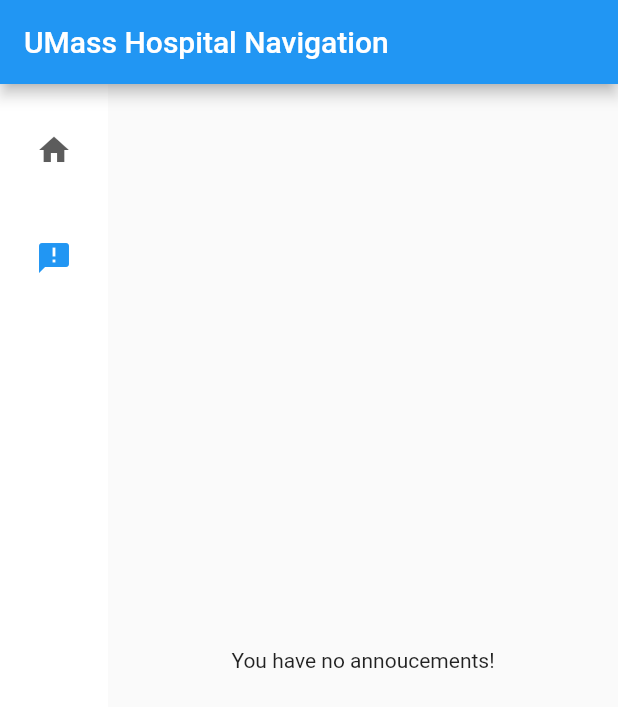
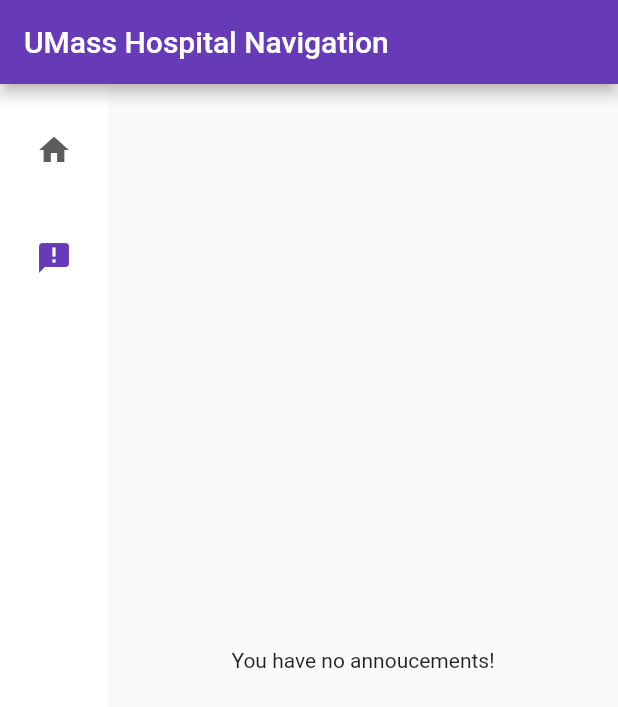
Before and after one commit to zzberries/flutter_test1, a Flutter app: the screen it shows after launch, after a tap on "Announcements", on a phone screen of 412 x 824 dp. Shown: the top 707 px of the screen. Run offline on Flutter 3.47's test engine with Material 2 defaults, Android fonts, the light colour scheme and no system bars; our stand-ins replace cloud_firestore, firebase_core, flutter_map, latlong2; missing offline and left inert: latlng; accounts and stored records are empty.

Commit message:
Created classes for the doctors and buildings collections. Implemented dropdown menu for doctors

```diff
--- a/lib/home_page.dart
+++ b/lib/home_page.dart
@@ -3,6 +3,7 @@
 import 'package:flutter_map/plugin_api.dart';
 import 'package:cloud_firestore/cloud_firestore.dart';
 import 'package:firebase_core/firebase_core.dart';
+import 'package:flutter_workspace/firestore_collections/Doctor.dart';
 import 'firebase_options.dart';
 
 import 'dart:async';
@@ -264,6 +265,7 @@
   List<String> _suggestions = [];
   TextEditingController _searchController = TextEditingController();
   bool _isTextFieldFilled = false;
+  String _doctorName = 'N/A';
 
   @override
   Widget build(BuildContext context) {
@@ -323,36 +325,30 @@
             Column(
               mainAxisSize: MainAxisSize.min,
               children: [
-                Container(
-                  margin: EdgeInsets.all(24),
-                  padding: EdgeInsets.all(5),
-                  width: 200,
-                  child: Column(
-                    children: [
                       Text('What is your doctors first name?',
                           textAlign: TextAlign.center,
                           style: TextStyle(
                             fontSize: 16, // set the font size to 16
                           )),
-                      CustomDropdownButton(
-                        items: ['N/A', 'Item 2', 'Item 3'],
-                        selectedItem: 'N/A',
-                        onChanged: (String newValue) {
-                          if (newValue != 'N/A') {
-                            setState(() {
-                              _isTextFieldFilled = true;
-                            });
-                          }
-                          if (newValue == 'N/A') {
-                            setState(() {
-                              _isTextFieldFilled = false;
-                            });
-                          }
+                      StreamBuilder(
+                        stream: FirebaseFirestore.instance.collection('doctors').withConverter(fromFirestore: Doctor.fromFirestore, toFirestore: (Doctor d, _) => d.toFirestore()).snapshots(),
+                        builder: (context, snapshot) {
+                          if (!snapshot.hasData) return const CircularProgressIndicator();
+                          return
+                          DropdownButton(
+                            items: [DropdownMenuItem(child: Text('N/A'), value: 'N/A'), ...snapshot.data!.docs.map((e) {
+                              var d = e.data();
+                              return DropdownMenuItem(child: Text(d.firstName + ' ' + d.lastName), value: d.firstName + ' ' + d.lastName,);
+                            }).toList(),],
+                            value: _doctorName,
+                            onChanged: (String? newValue) {
+                              setState(() {
+                                _doctorName = newValue!;
+                              });
+                            },
+                          );
                         },
                       ),
-                    ],
-                  ),
-                ),
                 Container(
                   margin: EdgeInsets.all(24),
                   padding: EdgeInsets.all(5),
--- a/lib/main.dart
+++ b/lib/main.dart
@@ -1,32 +1,16 @@
+import 'package:firebase_core/firebase_core.dart';
 import 'package:flutter/material.dart';
-import 'package:flutter_map/flutter_map.dart';
-import 'package:flutter_map/plugin_api.dart';
-import 'package:cloud_firestore/cloud_firestore.dart';
-import 'package:firebase_core/firebase_core.dart';
+
 import 'firebase_options.dart';
-
-import 'dart:async';
-
-import 'package:latlong2/latlong.dart';
-import "package:http/http.dart" as http;
-import "dart:convert" as convert;
-
-import 'package:latlong2/latlong.dart' as latlong2;
-import 'package:flutter/widgets.dart';
-
-import 'map_page.dart';
 import 'home_page.dart';
 
 void main() async {
-
   WidgetsFlutterBinding.ensureInitialized();
   await Firebase.initializeApp(
     options: DefaultFirebaseOptions.currentPlatform,
   );
   runApp(const MyApp());
-
 }
-
 
 class MyApp extends StatelessWidget {
   const MyApp({super.key});
@@ -37,7 +21,7 @@
     return MaterialApp(
       title: 'Flutter Demo',
       theme: ThemeData(
-        primarySwatch: Colors.blue,
+        primarySwatch: Colors.deepPurple,
       ),
       home: const MyHomePage(title: 'UMass Hospital Navigation'),
     );
```
Also changed, not shown: lib/firestore_collections/Building.dart (added, +41 -0 lines), lib/firestore_collections/Doctor.dart (added, +50 -0 lines).
